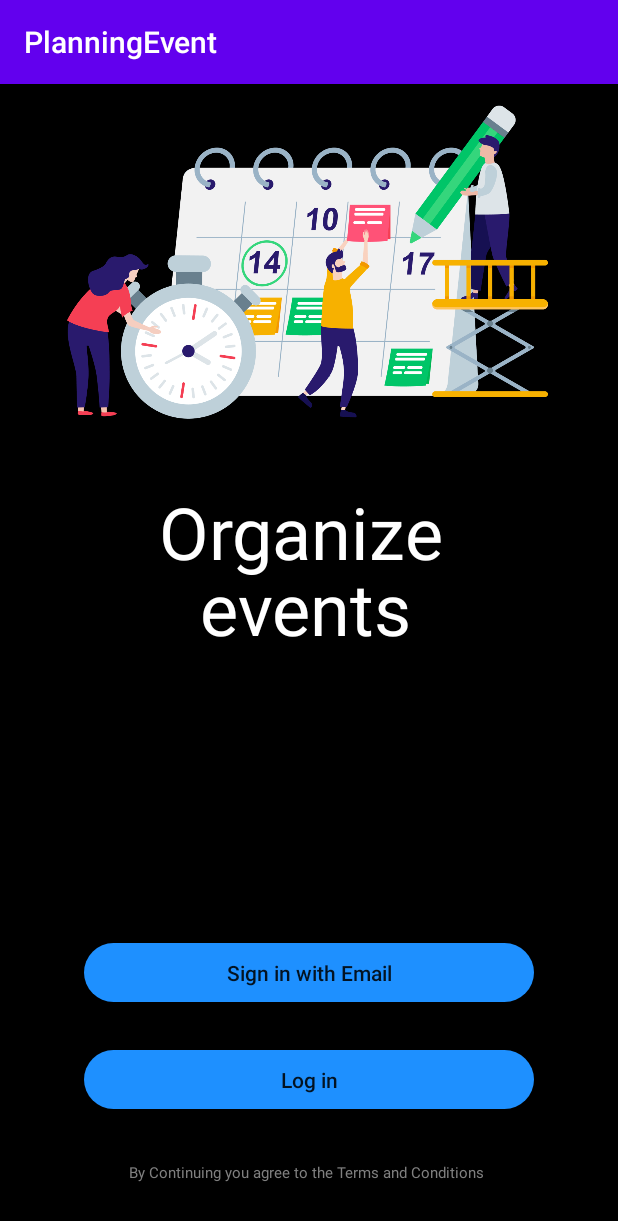
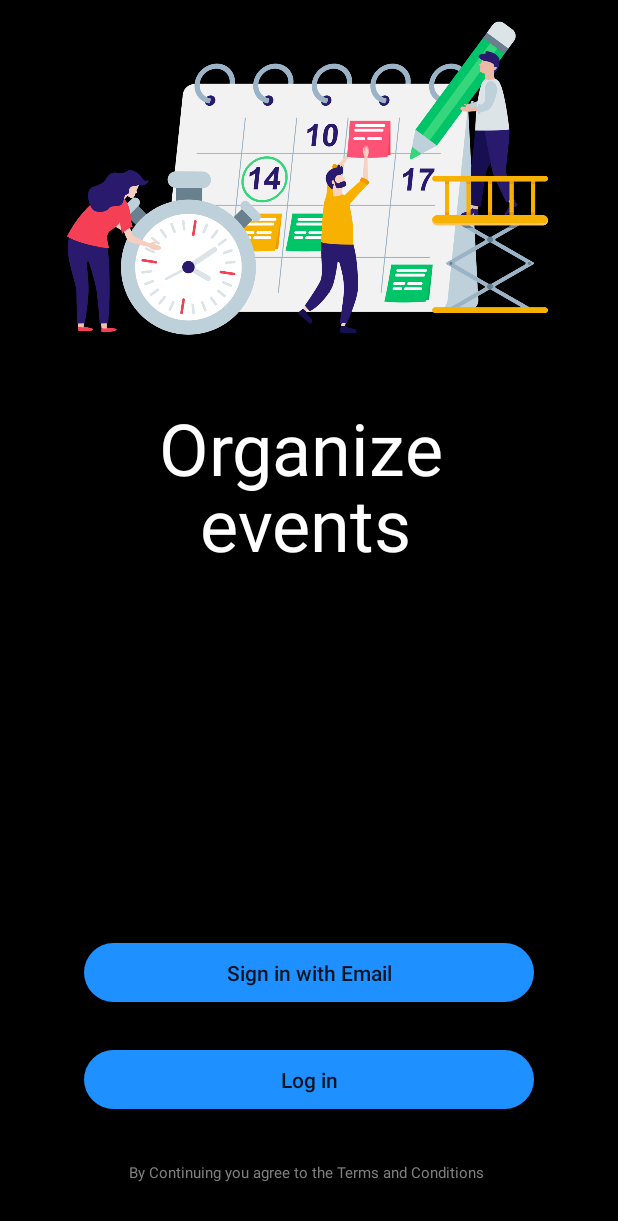
Before and after one commit to Nathan-Te/PlanningEvent, an Android app: the screen it shows after launch (MainActivity), on a phone screen of 412 x 824 dp. Shown: the top 1221 px of the screen. Run offline under Robolectric (Android 15) with nearby library versions, the phone set to English and light mode, and no system bars.

Commit message:
Remove action bar

```diff
--- a/app/src/main/res/values-night/themes.xml
+++ b/app/src/main/res/values-night/themes.xml
@@ -1,6 +1,6 @@
 <resources xmlns:tools="http://schemas.android.com/tools">
     <!-- Base application theme. -->
-    <style name="Theme.PlanningEvent" parent="Theme.AppCompat.DayNight.DarkActionBar">
+    <style name="Theme.PlanningEvent" parent="Theme.AppCompat.DayNight.NoActionBar">
         <!-- Primary brand color. -->
         <item name="colorPrimary">@color/purple_200</item>
         <item name="colorPrimaryVariant">@color/purple_700</item>
--- a/app/src/main/res/values/themes.xml
+++ b/app/src/main/res/values/themes.xml
@@ -1,6 +1,6 @@
 <resources xmlns:tools="http://schemas.android.com/tools">
     <!-- Base application theme. -->
-    <style name="Theme.PlanningEvent" parent="Theme.AppCompat.DayNight.DarkActionBar">
+    <style name="Theme.PlanningEvent" parent="Theme.AppCompat.DayNight.NoActionBar">
         <!-- Primary brand color. -->
         <item name="colorPrimary">@color/purple_500</item>
         <item name="colorPrimaryVariant">@color/purple_700</item>
```
